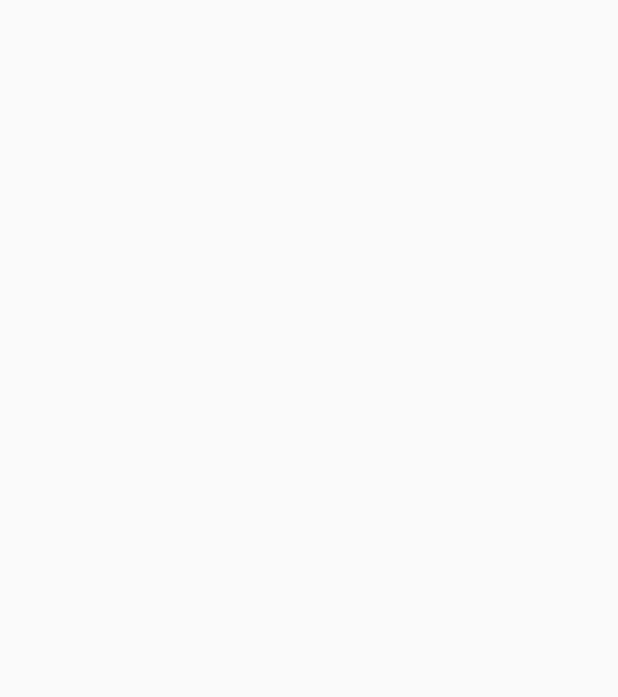
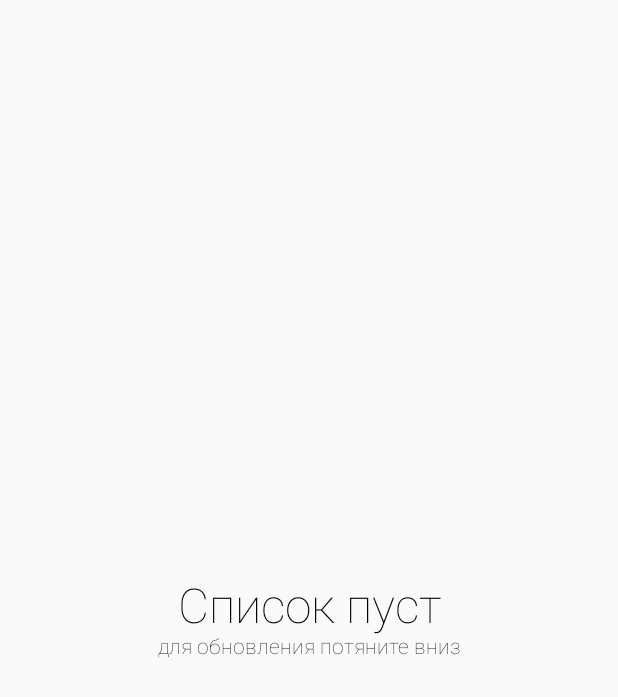
Before and after one commit to arsusenick/testExam, an Android app built with Jetpack Compose: the screen it shows after launch (MainActivity), on a phone screen of 412 x 824 dp. Before the commit the part shown is empty. Shown: the top 697 px of the screen. Run offline under Robolectric (Android 15) with nearby library versions, the phone set to English and light mode, and no system bars; our stand-ins replace Room's generated code.

```diff
--- a/app/src/main/java/com/example/examapp/MainActivity.kt
+++ b/app/src/main/java/com/example/examapp/MainActivity.kt
@@ -2,6 +2,7 @@ package com.example.examapp
 
 import android.os.Bundle
 import android.util.Log
+import android.widget.Toast
 import androidx.activity.ComponentActivity
 import androidx.activity.compose.setContent
 import androidx.lifecycle.Observer
@@ -31,10 +32,10 @@ class MainActivity : ComponentActivity() {
                 viewModel.newPersons.value = response.body()
                 viewModel.insertItems(applicationContext)
             } else {
+                Toast.makeText(applicationContext, "Ошибка на сервере", Toast.LENGTH_SHORT).show()
                 Log.d("wertyuiop", response.errorBody().toString())
                 Log.d("wertyuiop", response.code().toString())
             }
-
         })
         setContent {
             val navController = rememberNavController()
--- a/app/src/main/java/com/example/examapp/dao/PersonDao.kt
+++ b/app/src/main/java/com/example/examapp/dao/PersonDao.kt
@@ -8,9 +8,6 @@ import kotlinx.coroutines.flow.Flow
 
 @Dao
 interface PersonDao {
-
-    @Insert
-    suspend fun insertPerson(persona: Persona)
 
     @Insert
     suspend fun insertPersons(persons: List<Persona>)
--- a/app/src/main/java/com/example/examapp/ui/screen/PersonScreen.kt
+++ b/app/src/main/java/com/example/examapp/ui/screen/PersonScreen.kt
@@ -47,7 +47,6 @@ fun PersonScreen(
     context: Context
 ) {
     val screenWidth = LocalConfiguration.current.screenWidthDp
-    Log.d("asedasdfgdsag", "$id")
     var persona by remember {
         mutableStateOf<Persona?>(null)
     }
@@ -61,7 +60,6 @@ fun PersonScreen(
         ) {
             Image(
                 painter = rememberAsyncImagePainter(model = persona?.picture?.largePictureURL),
-//            painter = rememberAsyncImagePainter(model = null),
                 contentDescription = "",
                 modifier = Modifier
                     .width((screenWidth * 0.65f).dp)
@@ -94,7 +92,6 @@ fun PersonScreen(
                     InfoRow("Дата рождения", getCleanDayOfBirth(persona!!.birthDate))
                     InfoRow("Место проживания", getLocation(persona!!.location), modifier = Modifier.clickable {
                         val intent = Intent(Intent.ACTION_VIEW).apply {
-//                            data = Uri.parse("geo:${persona!!.location.coordinates.latitude},${persona!!.location.coordinates.longitude}")
                             data = Uri.parse("geo:0,0?q=${persona!!.location.coordinates.latitude},${persona!!.location.coordinates.longitude}(метка)")
                             addFlags(Intent.FLAG_ACTIVITY_NEW_TASK)
                         }
--- a/app/src/main/java/com/example/examapp/ui/screen/PersonsScreen.kt
+++ b/app/src/main/java/com/example/examapp/ui/screen/PersonsScreen.kt
@@ -1,12 +1,15 @@
 package com.example.examapp.ui.screen
 
 import android.content.Context
-import android.util.Log
 import androidx.compose.foundation.layout.Arrangement
 import androidx.compose.foundation.layout.Box
 import androidx.compose.foundation.layout.fillMaxSize
+import androidx.compose.foundation.layout.fillMaxWidth
+import androidx.compose.foundation.layout.height
 import androidx.compose.foundation.lazy.LazyColumn
+import androidx.compose.foundation.lazy.rememberLazyListState
 import androidx.compose.material.ExperimentalMaterialApi
+import androidx.compose.material.Text
 import androidx.compose.material.pullrefresh.PullRefreshIndicator
 import androidx.compose.material.pullrefresh.pullRefresh
 import androidx.compose.material.pullrefresh.rememberPullRefreshState
@@ -16,7 +19,14 @@ import androidx.compose.runtime.getValue
 import androidx.compose.ui.Alignment
 import androidx.compose.ui.Modifier
 import androidx.compose.ui.graphics.Color
+import androidx.compose.ui.platform.LocalConfiguration
+import androidx.compose.ui.text.SpanStyle
+import androidx.compose.ui.text.buildAnnotatedString
+import androidx.compose.ui.text.font.FontWeight
+import androidx.compose.ui.text.style.TextAlign
+import androidx.compose.ui.text.withStyle
 import androidx.compose.ui.unit.dp
+import androidx.compose.ui.unit.sp
 import androidx.navigation.NavController
 import com.example.examapp.viewModel.MainViewModel
 import kotlinx.coroutines.CoroutineScope
@@ -32,37 +42,67 @@ fun PersonsScreen(
 ) {
     val allObjects by viewModel.database.dao.getPerson().collectAsState(emptyList())
     val isLoading by viewModel.isLoading.collectAsState()
+    val listState = rememberLazyListState()
     val pullRefreshState = rememberPullRefreshState(refreshing = isLoading, onRefresh = {
         CoroutineScope(
             Dispatchers.IO
         ).launch {
-            viewModel.deleteAll()
-            viewModel.deleteAllFilesInDirectory(context)
-            viewModel.getPerson((6..12).random())
+            viewModel.getPerson((6..12).random(), context)
         }
     })
-    Box(modifier = Modifier
-        .fillMaxSize()
-        .pullRefresh(pullRefreshState)) {
+    Box(
+        modifier = Modifier
+            .fillMaxSize()
+            .pullRefresh(pullRefreshState)
+    ) {
         LazyColumn(modifier = Modifier
             .fillMaxSize(),
             verticalArrangement = Arrangement.spacedBy(20.dp),
+            state = listState,
             content = {
                 when (allObjects.size) {
                     0 -> {
                         item("empty") {
-                            Log.d("wertyuiop", "blue")
-//                            Text(text = "Что то пошло не так", fontSize = 40.sp)
+                            Box(
+                                modifier = Modifier
+                                    .height((LocalConfiguration.current.screenHeightDp).dp)
+                                    .fillMaxWidth()
+                            ) {
+                                if (!isLoading) {
+                                    Text(
+                                        buildAnnotatedString {
+                                            withStyle(
+                                                style = SpanStyle(
+                                                    fontSize = 32.sp,
+                                                    fontWeight = FontWeight.ExtraLight
+                                                )
+                                            ) {
+                                                append("Список пуст")
+                                            }
+                                            withStyle(style = SpanStyle(fontWeight = FontWeight.ExtraLight)) {
+                                                append("\nдля обновления потяните вниз")
+                                            }
+                                        },
+                                        modifier = Modifier.align(Alignment.Center),
+                                        textAlign = TextAlign.Center
+                                    )
+                                }
+                            }
+
                         }
                     }
 
                     else -> {
                         items(allObjects.size) {
-                            Log.d("wertyuiop", "churka $it")
                             PersonCard(
                                 allObjects[it],
-                                navController
-                            )
+                            ) {
+                                navController.navigate("PersonScreen/${allObjects[it].idKey}") {
+                                    popUpTo("PersonsScreen") {
+                                        saveState = true
+                                    }
+                                }
+                            }
                         }
                     }
                 }
```
Also changed, not shown: app/src/main/AndroidManifest.xml (+5 -3 lines), app/src/main/java/com/example/examapp/ui/screen/PersonCard.kt (+8 -10 lines), app/src/main/java/com/example/examapp/viewModel/MainViewModel.kt (+14 -5 lines).
